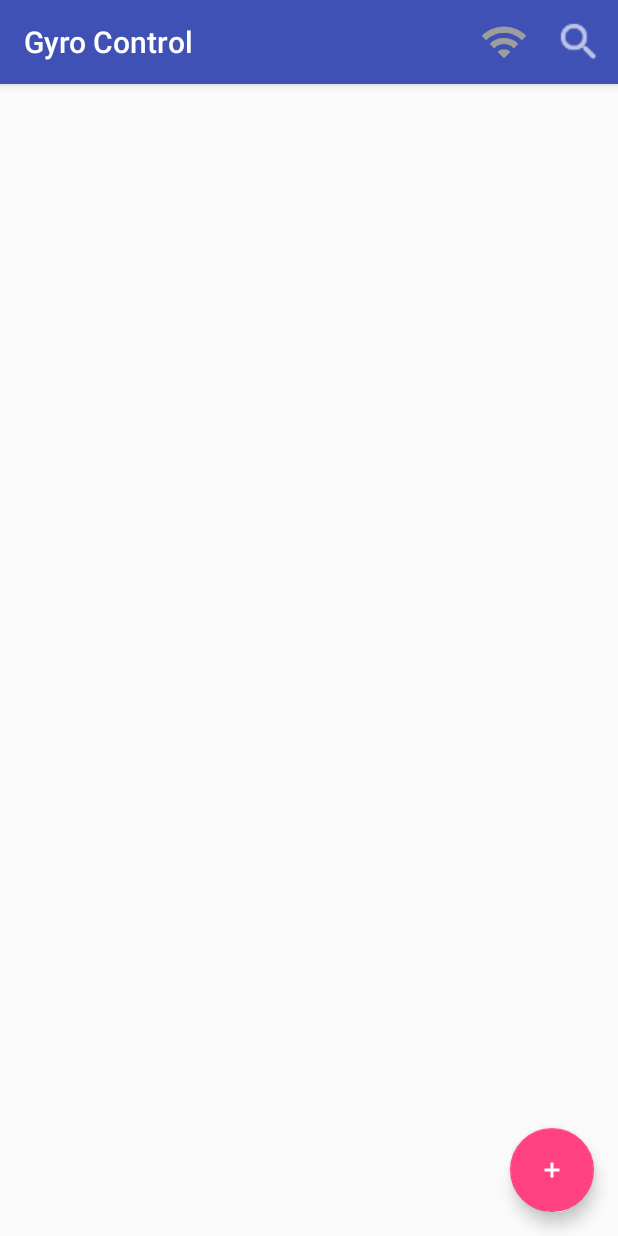
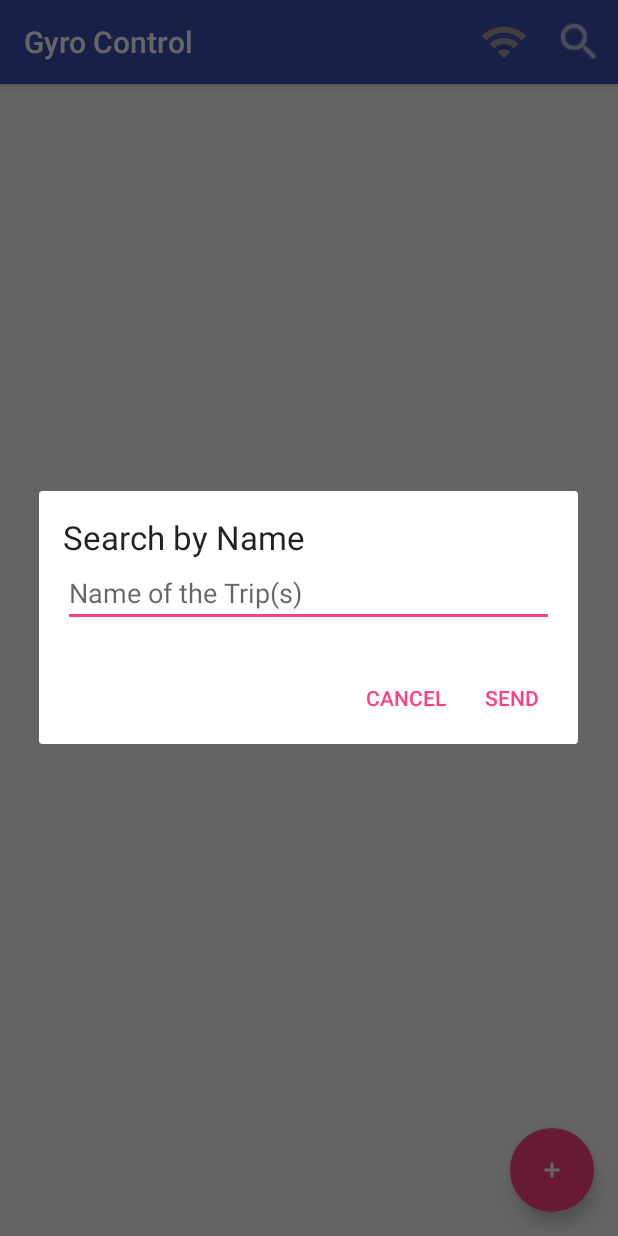
Before and after one commit to Karosuo/Android_Car_Control, an Android app: the screen it shows after launch (MainActivity), in the options menu, after a tap on "by name", on a phone screen of 412 x 824 dp. Run offline under Robolectric (Android 15) with nearby library versions, the phone set to English and light mode, and no system bars; pictures from the network do not load.

Commit message:
Text search and update of main list trip is done

```diff
--- a/app/src/main/java/com/example/karosuo/gyrocontrol/MainActivity.java
+++ b/app/src/main/java/com/example/karosuo/gyrocontrol/MainActivity.java
@@ -1,18 +1,32 @@
 package com.example.karosuo.gyrocontrol;
 
+import android.app.FragmentManager;
+import android.content.Context;
+import android.content.DialogInterface;
 import android.content.Intent;
 import android.os.Bundle;
 import android.support.design.widget.FloatingActionButton;
 import android.support.design.widget.Snackbar;
+import android.support.v7.app.AlertDialog;
 import android.support.v7.app.AppCompatActivity;
 import android.support.v7.widget.Toolbar;
+import android.view.LayoutInflater;
 import android.view.MenuInflater;
 import android.view.View;
 import android.view.Menu;
 import android.view.MenuItem;
+import android.widget.BaseAdapter;
+import android.widget.EditText;
 import android.widget.Toast;
 
+import java.util.ArrayList;
+
 public class MainActivity extends AppCompatActivity {
+
+    private MainListFragment mListFrag;
+    private EditText userInputDialogEditText; //Trip name for search
+    private String date_for_search;
+    private int lenth_for_search;
 
     @Override
     protected void onCreate(Bundle savedInstanceState) {
@@ -23,6 +37,7 @@ public class MainActivity extends AppCompatActivity {
         Toolbar toolbar = (Toolbar) findViewById(R.id.toolbar);
         setSupportActionBar(toolbar);
 
+        /** Actions for the FAB*/
         FloatingActionButton fab = (FloatingActionButton) findViewById(R.id.fab);
         fab.setOnClickListener(new View.OnClickListener() {
             @Override
@@ -33,6 +48,10 @@ public class MainActivity extends AppCompatActivity {
                 startActivity(intent);
             }
         });
+
+        /** Find Main List fragment to be able to update listView*/
+        FragmentManager fm = getFragmentManager();
+        mListFrag = (MainListFragment) fm.findFragmentById(R.id.main_list_frag);
     }
 
     @Override
@@ -54,9 +73,49 @@ public class MainActivity extends AppCompatActivity {
         if (id == R.id.wifi_status) {
             Toast toast = Toast.makeText(this, "Not implemented yet :P", Toast.LENGTH_LONG);
             toast.show();
-            return true;
+            //return true;
+        }else if (id == R.id.search_by_name){
+            setupInputDialog(this);
+        }else if(id == R.id.search_by_date){
+
+        }else if(id == R.id.search_by_length){
+
         }
 
         return super.onOptionsItemSelected(item);
     }
+
+
+    private void setupInputDialog(Context c){
+        LayoutInflater layoutInflaterAndroid = LayoutInflater.from(c);
+        View mView = layoutInflaterAndroid.inflate(R.layout.user_input_text_dialog, null);
+        AlertDialog.Builder alertDialogBuilderUserInput = new AlertDialog.Builder(c);
+        alertDialogBuilderUserInput.setView(mView);
+
+        userInputDialogEditText = (EditText) mView.findViewById(R.id.user_input_text_edit);
+        alertDialogBuilderUserInput
+                .setCancelable(false)
+                .setPositiveButton("Send", new DialogInterface.OnClickListener() {
+                    public void onClick(DialogInterface dialogBox, int id) {
+                        //mListFrag.setMyTripList(mListFrag.getMyDB().getTripByName(userInputDialogEditText.getText().toString()));
+                        String nameToSearch = userInputDialogEditText.getText().toString();
+                        ArrayList<Trip> myList = mListFrag.getMyDB().getTripByName(nameToSearch);
+
+                        if(!myList.isEmpty()){
+                            mListFrag.updateTripList(myList);
+                        }
+                    }
+
+                })
+
+                .setNegativeButton("Cancel",
+                        new DialogInterface.OnClickListener() {
+                            public void onClick(DialogInterface dialogBox, int id) {
+                                dialogBox.cancel();
+                            }
+                        });
+
+        AlertDialog alertDialogAndroid = alertDialogBuilderUserInput.create();
+        alertDialogAndroid.show();
+    }
 }
--- a/app/src/main/java/com/example/karosuo/gyrocontrol/MainListFragment.java
+++ b/app/src/main/java/com/example/karosuo/gyrocontrol/MainListFragment.java
@@ -5,6 +5,7 @@ package com.example.karosuo.gyrocontrol;
  */
 import android.app.Activity;
 import android.app.Fragment;
+import android.app.FragmentManager;
 import android.app.ListFragment;
 import android.os.Bundle;
 import android.view.LayoutInflater;
@@ -26,13 +27,18 @@ import java.util.Date;
  */
 public class MainListFragment extends Fragment {// ListFragment {
 
+    private ArrayList<Trip> myTripList;
+    private ListView mainListView;
+    private TripListAdapter ListAdapter;
+    private MyDBAccess myDB;
+
     @Override
     public void onActivityCreated(Bundle savedInstanceState){
         super.onActivityCreated(savedInstanceState);
 
         //MainActivity myBaseActivity = ((MainActivity) this.getActivity()); //Get the container activity
         Activity myBaseActivity = this.getActivity();
-        MyDBAccess myDB = new MyDBAccess(myBaseActivity); //Instantiate the DB Handler
+        myDB = new MyDBAccess(myBaseActivity); //Instantiate the DB Handler
 
         /** Test Trip Objects, to put them on to DB */
         //Trip myThirdTrip = new Trip("Hour and something", null, "Trayectoria", 3800); //Test Trip object
@@ -40,19 +46,43 @@ public class MainListFragment extends Fragment {// ListFragment {
         //myDB.addTrip(mySecondTrip);
         //myDB.addTrip(myThirdTrip);
 
-        ArrayList<Trip> myTripList;// = new ArrayList<>();
+
 
         /** Test the DB filter reads */
-        String today = new SimpleDateFormat("yyyy-MM-DD HH:mm").format(new Date()); //Ref date, today
+        //String today = new SimpleDateFormat("yyyy-MM-DD HH:mm").format(new Date()); //Ref date, today
         //myTripList = myDB.getTripByDate(today); //specific date
         //myTripList = myDB.getTripByDate("0000-00-00 00:00",today); //range
         //myTripList = myDB.getTripByLength(30); //specific length
+        //myTripList = myDB.getTripByName("First Trip");
         myTripList =  myDB.getAllTrips();
 
         /** Adjust the adapter */
-        ListView mainListView = (ListView) this.getActivity().findViewById(R.id.main_list_listview);
-        TripListAdapter ListAdapter = new TripListAdapter(myBaseActivity, R.layout.main_list_element, myTripList);
+        mainListView = (ListView) this.getActivity().findViewById(R.id.main_list_listview);
+        ListAdapter = new TripListAdapter(myBaseActivity, R.layout.main_list_element, myTripList);
         mainListView.setAdapter(ListAdapter);
+    }
+
+    public void updateTripList(ArrayList<Trip> newList){
+        this.myTripList.clear();
+        for (Trip temp: newList){
+            /*if(!this.myTripList.contains(temp)){
+                this.myTripList.add(temp);
+            }*/
+            this.myTripList.add(temp);
+        }
+        this.ListAdapter.notifyDataSetChanged();
+    }
+
+    public TripListAdapter getListAdapter() {
+        return ListAdapter;
+    }
+
+    public MyDBAccess getMyDB() {
+        return myDB;
+    }
+
+    public ListView getMainListView() {
+        return mainListView;
     }
 
     @Override
--- a/app/src/main/java/com/example/karosuo/gyrocontrol/TripListAdapter.java
+++ b/app/src/main/java/com/example/karosuo/gyrocontrol/TripListAdapter.java
@@ -56,7 +56,7 @@ public class TripListAdapter extends ArrayAdapter<Trip> {
         Trip tempTrip = this.myTripList.get(position);
 
         if (tempTrip != null) {
-            String[] dateComponents = new String[2];
+            String[] dateComponents;
 
             // This is how you obtain a reference to the TextViews.
             // These TextViews are created in the XML files we defined.
--- /dev/null
+++ b/app/src/main/res/layout/user_input_text_dialog.xml
@@ -0,0 +1,21 @@
+<?xml version="1.0" encoding="utf-8"?>
+<LinearLayout xmlns:android="http://schemas.android.com/apk/res/android"
+    android:orientation="vertical" android:layout_width="match_parent"
+    android:layout_height="match_parent"
+    android:padding="16dp">
+
+    <TextView
+        android:id="@+id/user_input_text_title"
+        android:layout_width="wrap_content"
+        android:layout_height="wrap_content"
+        android:text="@string/user_input_text_title_tag"
+        android:textAppearance="?android:attr/textAppearanceLarge" />
+
+    <EditText
+        android:id="@+id/user_input_text_edit"
+        android:layout_width="match_parent"
+        android:layout_height="wrap_content"
+        android:hint="@string/user_input_text_hint_tag"
+        android:inputType="text" />
+
+</LinearLayout>
--- a/app/src/main/res/values/strings.xml
+++ b/app/src/main/res/values/strings.xml
@@ -11,4 +11,6 @@
     <string name="search_by_length_tag">by length</string>
     <string name="search_by_date_tag">by date</string>
     <string name="search_by_name_tag">by name</string>
+    <string name="user_input_text_title_tag">Search by Name</string>
+    <string name="user_input_text_hint_tag">Name of the Trip(s)</string>
 </resources>
```
Also changed, not shown: 2 other files.
